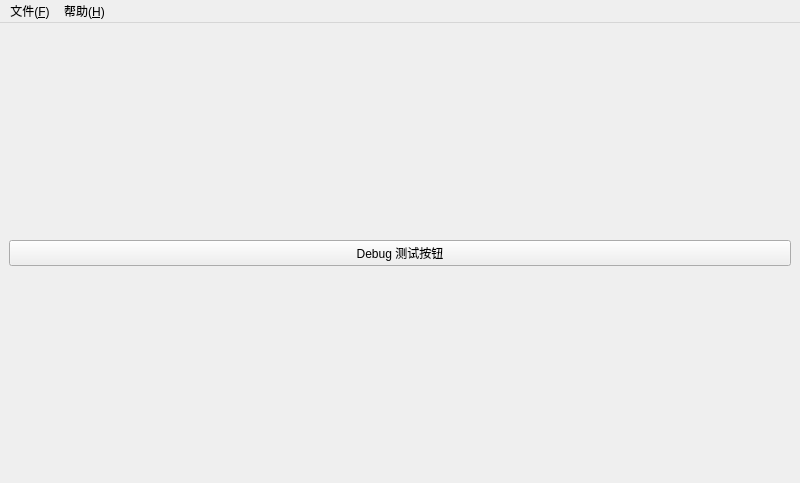
The window that src/mainwindow.ui (shine5402/KiraOtoToolbox) describes before a commit, drawn with Qt 5.
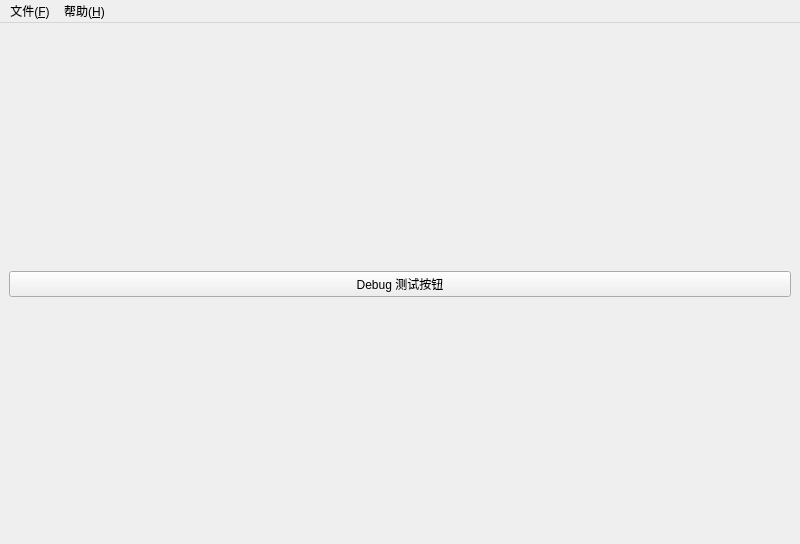
The same window after the commit.

```diff
--- a/src/mainwindow.ui
+++ b/src/mainwindow.ui
@@ -7,7 +7,7 @@
     <x>0</x>
     <y>0</y>
     <width>800</width>
-    <height>483</height>
+    <height>544</height>
    </rect>
   </property>
   <property name="windowTitle">
```
